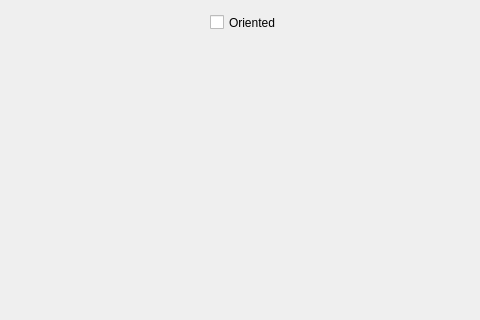
The window that mainwindow.ui (mihaidragoi/Manual-drawing-of-a-graph) describes before a commit, drawn with Qt 5; both pictures show x 320 to 800 and y 0 to 320 of the 800 by 600 pixel window.
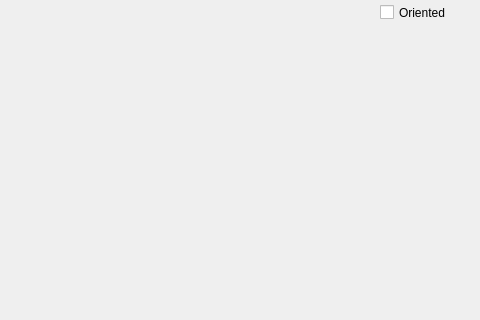
The same window after the commit.

The edit to the form file:
```diff
--- a/mainwindow.ui
+++ b/mainwindow.ui
@@ -17,8 +17,8 @@
    <widget class="QCheckBox" name="checkBox">
     <property name="geometry">
      <rect>
-      <x>530</x>
-      <y>10</y>
+      <x>700</x>
+      <y>0</y>
       <width>92</width>
       <height>25</height>
      </rect>
```
